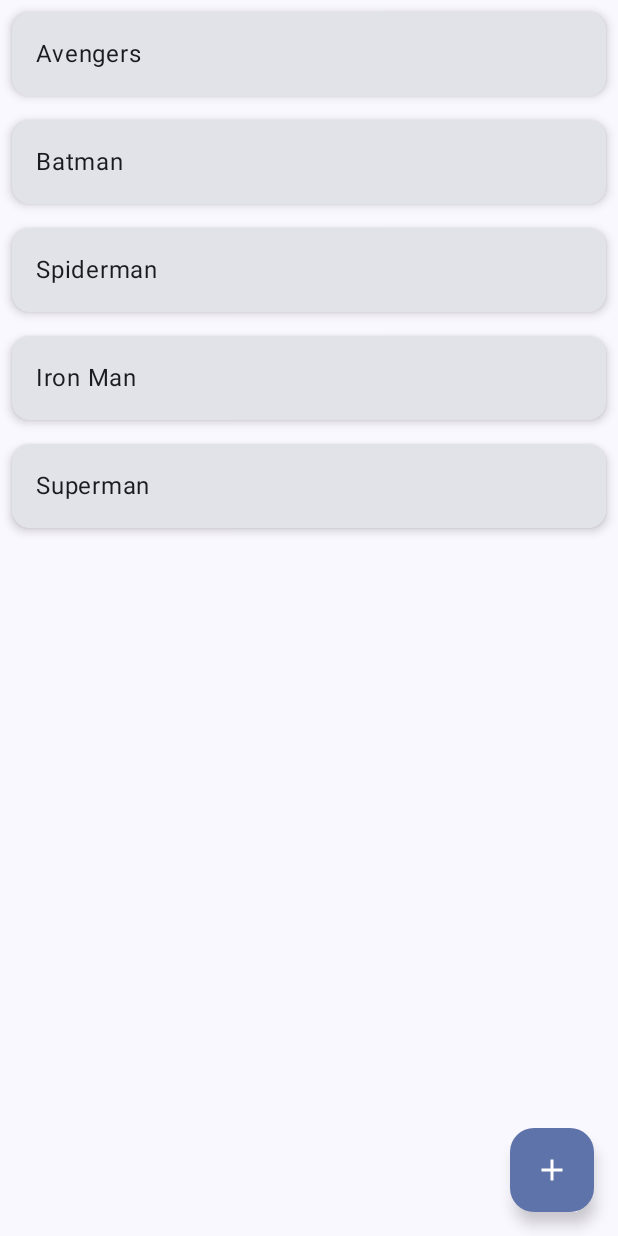
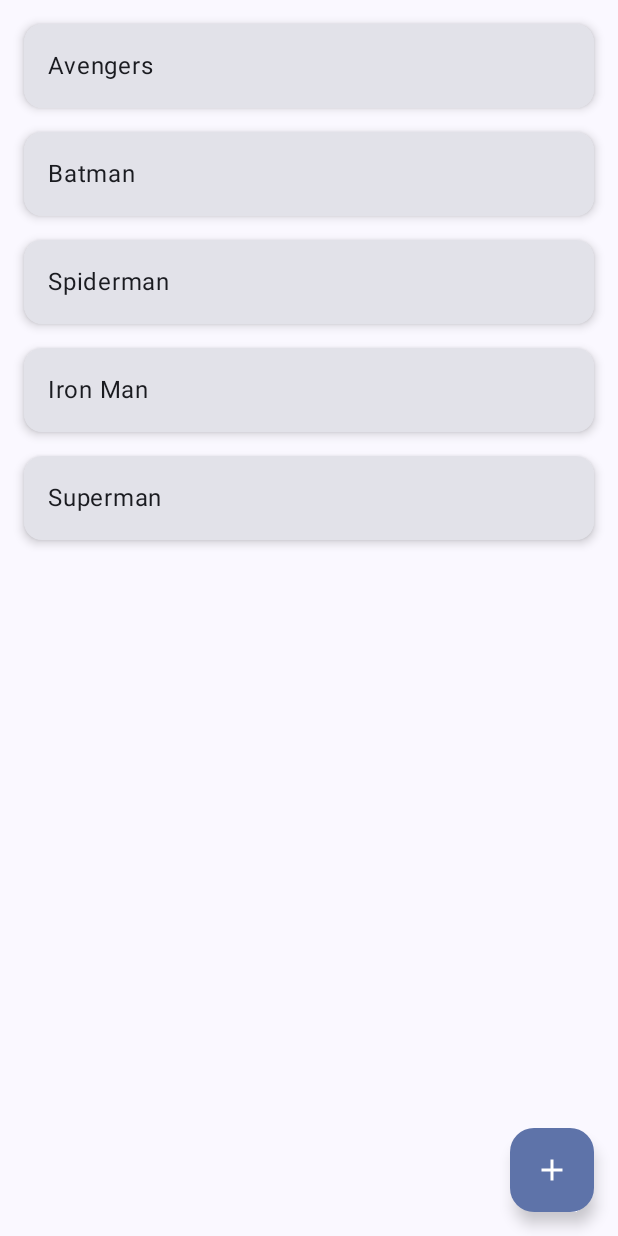
Before and after one commit to KelvinP1/Lab04, an Android app built with Jetpack Compose: the screen it shows after launch (MainActivity), on a phone screen of 412 x 824 dp. Run offline under Robolectric (Android 15) with nearby library versions, the phone set to English and light mode, and no system bars.

Commit message:
style: actualizar MovieListWithCards con padding externo + comentarios

```diff
--- a/app/src/main/java/com/example/moviecounter/MainActivity.kt
+++ b/app/src/main/java/com/example/moviecounter/MainActivity.kt
@@ -62,8 +62,11 @@ fun MovieCard(title: String) {
 
 @Composable
 fun MovieListWithCards(modifier: Modifier = Modifier) {
+    // Lista de películas usando LazyColumn
     val movies = listOf("Avengers", "Batman", "Spiderman", "Iron Man", "Superman")
-    LazyColumn(modifier = modifier) {
+    LazyColumn(
+        modifier = modifier.padding(8.dp) // padding externo agregado
+    ) {
         items(movies.size) { index ->
             MovieCard(movies[index])
         }
```
